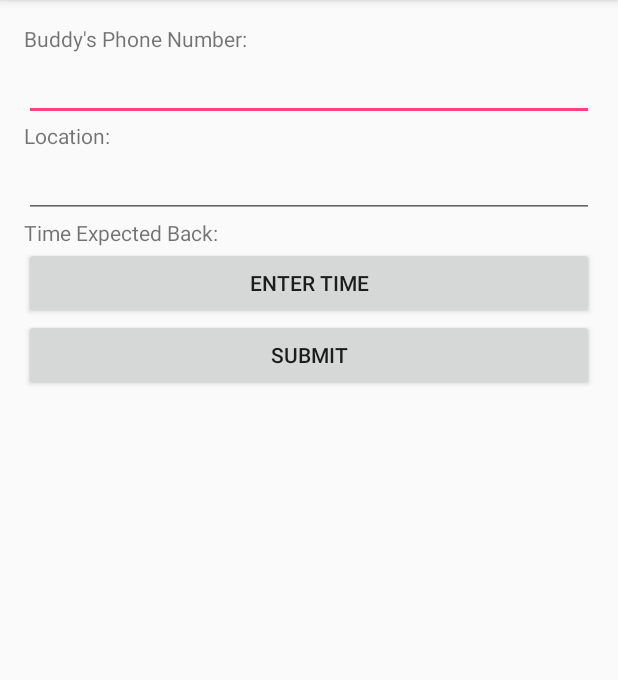
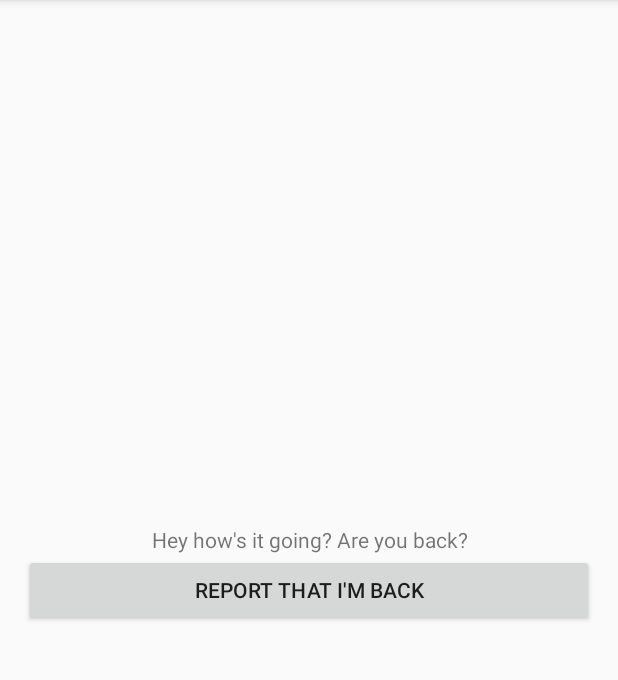
Before and after one commit to carsnwd/Buddy-System, an Android app: the screen it shows after launch (MainActivity before the commit, IdleActivity after it), after a tap on "SUBMIT", on a phone screen of 412 x 824 dp, the part 84-764 px from its top. Run offline under Robolectric (Android 15) with nearby library versions, the phone set to English and light mode, and no system bars.

Commit message:
Basic UI for IdleActivity

```diff
--- a/app/src/main/AndroidManifest.xml
+++ b/app/src/main/AndroidManifest.xml
@@ -1,9 +1,10 @@
 <?xml version="1.0" encoding="utf-8"?>
 <manifest xmlns:android="http://schemas.android.com/apk/res/android"
     package="com.example.carson.buddysystem">
+
     <!-- Request permissions for sending and receiving text messages -->
-    <uses-permission android:name="android.permission.SEND_SMS"></uses-permission>
-    <uses-permission android:name="android.permission.RECEIVE_SMS"></uses-permission>
+    <uses-permission android:name="android.permission.SEND_SMS" />
+    <uses-permission android:name="android.permission.RECEIVE_SMS" />
 
     <application
         android:allowBackup="true"
@@ -18,7 +19,8 @@
                 <category android:name="android.intent.category.LAUNCHER" />
             </intent-filter>
         </activity>
-        <activity android:name=".TimePickerActivity"></activity>
+        <activity android:name=".TimePickerActivity" />
+        <activity android:name=".IdleActivity"></activity>
     </application>
 
 </manifest>
--- a/app/src/main/java/com/example/carson/buddysystem/TimePickerActivity.java
+++ b/app/src/main/java/com/example/carson/buddysystem/IdleActivity.java
@@ -1,13 +1,15 @@
 package com.example.carson.buddysystem;
 
+import android.content.Intent;
 import android.support.v7.app.AppCompatActivity;
 import android.os.Bundle;
 
-public class TimePickerActivity extends AppCompatActivity {
+public class IdleActivity extends AppCompatActivity {
 
     @Override
     protected void onCreate(Bundle savedInstanceState) {
+        Intent intent = getIntent();
         super.onCreate(savedInstanceState);
-        setContentView(R.layout.activity_time_picker);
+        setContentView(R.layout.activity_idle);
     }
 }
--- a/app/src/main/java/com/example/carson/buddysystem/MainActivity.java
+++ b/app/src/main/java/com/example/carson/buddysystem/MainActivity.java
@@ -38,12 +38,12 @@ public class MainActivity extends AppCompatActivity {
             public void onClick(View view) {
                 EditText phoneNumber = (EditText)findViewById(R.id.buddyNumber);
                 EditText location = (EditText)findViewById(R.id.location);
-                //EditText timeToBeBack = (EditText)findViewById(R.id.timeBack);
                 setPhoneNumber(phoneNumber.getText().toString());
                 setLocation(location.getText().toString());
-                //setTimeToBeBack(timeToBeBack.getText().toString());
                 System.out.println(getLocation() + " " + getPhoneNumber() + " " + getTimeToBeBack());
-                onSendTextMessage();
+                //onSendTextMessage();
+                Intent myIntent = new Intent(MainActivity.this, IdleActivity.class);
+                MainActivity.this.startActivity(myIntent);
             }
         });
 
--- /dev/null
+++ b/app/src/main/res/layout/activity_idle.xml
@@ -0,0 +1,35 @@
+<?xml version="1.0" encoding="utf-8"?>
+<RelativeLayout xmlns:android="http://schemas.android.com/apk/res/android"
+    xmlns:tools="http://schemas.android.com/tools"
+    android:id="@+id/activity_idle"
+    android:layout_width="match_parent"
+    android:layout_height="match_parent"
+    android:paddingLeft="@dimen/activity_horizontal_margin"
+    android:paddingRight="@dimen/activity_horizontal_margin"
+    android:gravity="center"
+    android:includeFontPadding="false"
+    tools:context="com.example.carson.buddysystem.IdleActivity">
+
+    <Button
+        android:text="REPORT THAT I'M BACK"
+        android:layout_width="wrap_content"
+        android:layout_height="wrap_content"
+        android:id="@+id/button"
+        android:layout_below="@+id/textView"
+        android:layout_alignParentLeft="true"
+        android:layout_alignParentStart="true"
+        android:layout_alignParentRight="true"
+        android:layout_alignParentEnd="true" />
+
+    <TextView
+        android:text="Hey how's it going? Are you back?"
+        android:textAlignment="center"
+        android:layout_width="wrap_content"
+        android:layout_height="wrap_content"
+        android:id="@+id/textView"
+        android:layout_alignParentTop="true"
+        android:layout_alignParentRight="true"
+        android:layout_alignParentEnd="true"
+        android:layout_alignParentLeft="true"
+        android:layout_alignParentStart="true" />
+</RelativeLayout>
--- a/app/src/main/res/layout/activity_main.xml
+++ b/app/src/main/res/layout/activity_main.xml
@@ -32,18 +32,6 @@
         android:layout_below="@+id/locationLabel"
         android:layout_alignParentLeft="true"
         android:layout_alignParentRight="true"/>
-
-    <EditText
-        android:layout_width="wrap_content"
-        android:layout_height="wrap_content"
-        android:inputType="text"
-        android:ems="10"
-        android:id="@+id/timeBack"
-        android:layout_below="@+id/timeBackLabel"
-        android:layout_alignParentLeft="true"
-        android:layout_alignParentStart="true"
-        android:layout_alignParentRight="true"
-        android:layout_alignParentEnd="true"/>
 
     <TextView
         android:text="Location:"
```
Also changed, not shown: app/src/main/java/com/example/carson/buddysystem/SMS.java (+0 -13 lines), app/src/main/res/layout/activity_time_picker.xml (deleted, +0 -21 lines).
